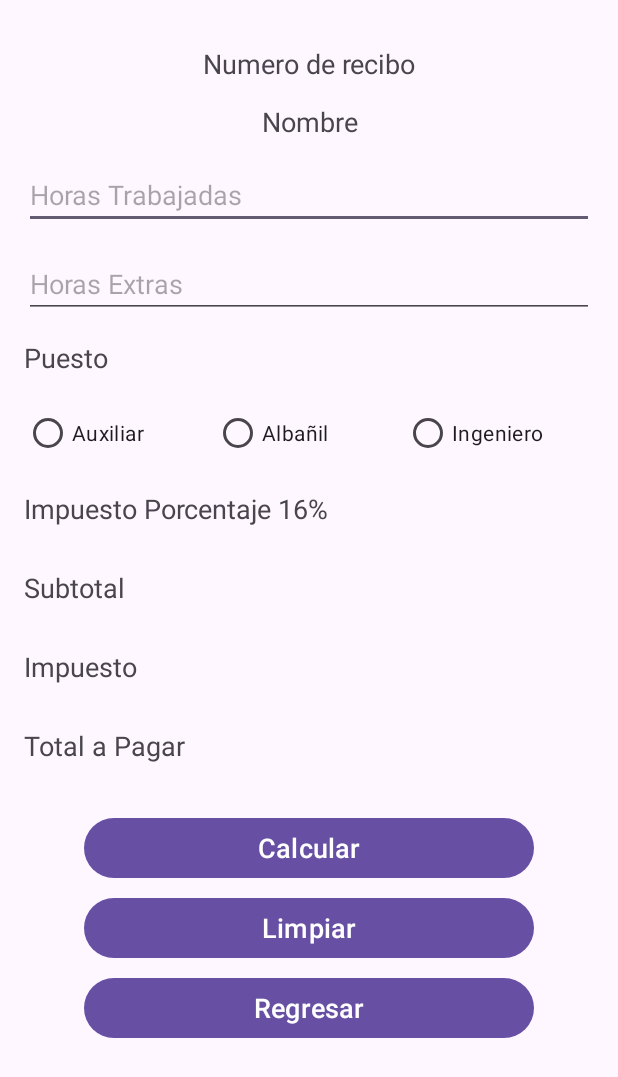
After one commit to INGCapaDev/Nomina-Java, an Android app: the ReciboNominaActivity screen opened directly, with no data from a screen before it, on a phone screen of 412 x 824 dp. The commit adds this screen. Shown: the top 1077 px of the screen. Run offline under Robolectric (Android 15) with nearby library versions, the phone set to English and light mode, and no system bars.

Commit message:
Layout app

```diff
--- a/app/src/main/AndroidManifest.xml
+++ b/app/src/main/AndroidManifest.xml
@@ -13,6 +13,9 @@
         android:theme="@style/Theme.Nomina"
         tools:targetApi="31">
         <activity
+            android:name=".ReciboNominaActivity"
+            android:exported="false" />
+        <activity
             android:name=".MainActivity"
             android:exported="true">
             <intent-filter>
--- /dev/null
+++ b/app/src/main/java/com/example/nomina/ReciboNomina.java
@@ -0,0 +1,4 @@
+package com.example.nomina;
+
+public class ReciboNomina {
+}
--- /dev/null
+++ b/app/src/main/java/com/example/nomina/ReciboNominaActivity.java
@@ -0,0 +1,14 @@
+package com.example.nomina;
+
+import androidx.appcompat.app.AppCompatActivity;
+
+import android.os.Bundle;
+
+public class ReciboNominaActivity extends AppCompatActivity {
+
+    @Override
+    protected void onCreate(Bundle savedInstanceState) {
+        super.onCreate(savedInstanceState);
+        setContentView(R.layout.activity_recibo_nomina);
+    }
+}
--- a/app/src/main/res/layout/activity_main.xml
+++ b/app/src/main/res/layout/activity_main.xml
@@ -1,18 +1,69 @@
 <?xml version="1.0" encoding="utf-8"?>
 <androidx.constraintlayout.widget.ConstraintLayout xmlns:android="http://schemas.android.com/apk/res/android"
-    xmlns:app="http://schemas.android.com/apk/res-auto"
     xmlns:tools="http://schemas.android.com/tools"
     android:layout_width="match_parent"
     android:layout_height="match_parent"
     tools:context=".MainActivity">
 
-    <TextView
-        android:layout_width="wrap_content"
-        android:layout_height="wrap_content"
-        android:text="Hello World!"
-        app:layout_constraintBottom_toBottomOf="parent"
-        app:layout_constraintEnd_toEndOf="parent"
-        app:layout_constraintStart_toStartOf="parent"
-        app:layout_constraintTop_toTopOf="parent" />
+    <LinearLayout
+        android:layout_width="match_parent"
+        android:layout_height="match_parent"
+        android:orientation="vertical"
+        android:padding="16dp">
+
+        <TextView
+            android:layout_width="wrap_content"
+            android:layout_height="wrap_content"
+            android:text="@string/strNomina"
+            android:textSize="24sp"
+            android:layout_marginTop="25dp"
+            android:layout_gravity="center"/>
+
+        <TextView
+            android:layout_width="wrap_content"
+            android:layout_height="wrap_content"
+            android:text="@string/strNombre"
+            android:textSize="18sp"
+            android:layout_marginVertical="20dp"
+            android:layout_gravity="center"/>
+
+        <EditText
+            android:inputType="text"
+            android:id="@+id/txtNombre"
+            android:layout_width="300dp"
+            android:layout_height="wrap_content"
+            android:hint="@string/strNombre"
+            android:layout_gravity="center"
+            android:textAlignment="center"
+            android:autofillHints="name"/>
+
+        <ImageView
+            android:contentDescription="@string/app_name"
+            android:layout_width="300dp"
+            android:layout_height="300dp"
+            android:layout_gravity="center"
+            android:layout_marginVertical="30dp"
+            android:src="@drawable/logo_empresa"/>
+
+        <Button
+            android:id="@+id/btnEntrar"
+            android:layout_width="300dp"
+            android:layout_height="wrap_content"
+            android:layout_marginTop="18dp"
+            android:text="@string/strEntrar"
+            android:textSize="18sp"
+            android:layout_gravity="center"
+            android:layout_marginBottom="5dp"/>
+
+        <Button
+            android:id="@+id/btnSalir"
+            android:layout_width="300dp"
+            android:layout_height="wrap_content"
+            android:text="@string/strRegresar"
+            android:textSize="18sp"
+            android:layout_gravity="center"
+            />
+
+    </LinearLayout>
 
 </androidx.constraintlayout.widget.ConstraintLayout>
--- /dev/null
+++ b/app/src/main/res/layout/activity_recibo_nomina.xml
@@ -0,0 +1,154 @@
+<?xml version="1.0" encoding="utf-8"?>
+<androidx.constraintlayout.widget.ConstraintLayout xmlns:android="http://schemas.android.com/apk/res/android"
+
+    xmlns:tools="http://schemas.android.com/tools"
+    android:layout_width="match_parent"
+    android:layout_height="match_parent"
+    tools:context=".ReciboNominaActivity">
+
+    <LinearLayout
+        android:layout_width="match_parent"
+        android:layout_height="match_parent"
+        android:padding="16dp"
+        android:orientation="vertical">
+
+        <TextView
+            android:id="@+id/lblNumRecibo"
+            android:layout_width="match_parent"
+            android:layout_height="wrap_content"
+            android:textSize="18sp"
+            android:layout_marginVertical="14dp"
+            android:text="@string/strNumeroRecibo"
+            android:textAlignment="center"/>
+
+        <TextView
+            android:id="@+id/lblNombre"
+            android:layout_width="match_parent"
+            android:layout_height="wrap_content"
+            android:textSize="18sp"
+            android:layout_marginBottom="14dp"
+            android:text="@string/strNombre"
+            android:textAlignment="center"/>
+
+        <EditText
+            android:inputType="numberDecimal"
+            android:id="@+id/txtHorasNormal"
+            android:autofillHints=""
+            android:layout_width="match_parent"
+            android:layout_height="wrap_content"
+            android:textSize="18sp"
+            android:layout_marginBottom="14dp"
+            android:hint="@string/strHorasTrabajadas"/>
+
+        <EditText
+            android:inputType="numberDecimal"
+            android:id="@+id/txtHorasExtra"
+            android:autofillHints=""
+            android:layout_width="match_parent"
+            android:layout_height="wrap_content"
+            android:textSize="18sp"
+            android:layout_marginBottom="14dp"
+            android:hint="@string/strHorasExtras"/>
+
+        <TextView
+            android:layout_width="match_parent"
+            android:layout_height="wrap_content"
+            android:text="@string/strPuesto"
+            android:textSize="18sp"
+            android:layout_marginBottom="14dp"/>
+
+        <RadioGroup
+            android:id="@+id/rgPuesto"
+            android:layout_width="match_parent"
+            android:layout_height="wrap_content"
+            android:orientation="horizontal">
+
+            <RadioButton
+                android:id="@+id/rdbPuesto1"
+                android:layout_width="match_parent"
+                android:layout_height="wrap_content"
+                android:text="@string/strAuxiliar"
+                android:layout_weight="1"/>
+
+            <RadioButton
+                android:id="@+id/rdbPuesto2"
+                android:layout_width="match_parent"
+                android:layout_height="wrap_content"
+                android:layout_weight="1"
+                android:text="@string/strAlbanil"/>
+
+            <RadioButton
+                android:id="@+id/rdbPuesto3"
+                android:layout_width="match_parent"
+                android:layout_height="wrap_content"
+                android:layout_weight="1"
+                android:text="@string/strIngeniero"/>
+        </RadioGroup>
+
+        <TextView
+            android:id="@+id/lblImpuestoPor"
+            android:layout_width="match_parent"
+            android:layout_height="wrap_content"
+            android:textSize="18sp"
+            android:layout_marginVertical="14dp"
+            android:text="@string/strImpuestoPor"
+            />
+
+        <TextView
+            android:id="@+id/lblSubtotal"
+            android:layout_width="match_parent"
+            android:layout_height="wrap_content"
+            android:textSize="18sp"
+            android:layout_marginVertical="14dp"
+            android:text="@string/strSubtotal"
+            />
+
+        <TextView
+            android:id="@+id/lblImpuesto"
+            android:layout_width="match_parent"
+            android:layout_height="wrap_content"
+            android:textSize="18sp"
+            android:layout_marginVertical="14dp"
+            android:text="@string/strImpuesto"
+            />
+
+        <TextView
+            android:id="@+id/lblTotal"
+            android:layout_width="match_parent"
+            android:layout_height="wrap_content"
+            android:textSize="18sp"
+            android:layout_marginVertical="14dp"
+            android:text="@string/strTotal"
+            />
+
+        <Button
+            android:id="@+id/btnCalcular"
+            android:layout_width="300dp"
+            android:layout_height="wrap_content"
+            android:layout_marginTop="18dp"
+            android:text="@string/strCalcular"
+            android:textSize="18sp"
+            android:layout_gravity="center"
+            android:layout_marginBottom="5dp"
+            />
+
+        <Button
+            android:id="@+id/btnLimpiar"
+            android:layout_width="300dp"
+            android:layout_height="wrap_content"
+            android:text="@string/strLimpiar"
+            android:textSize="18sp"
+            android:layout_gravity="center"
+            android:layout_marginBottom="5dp"
+            />
+
+        <Button
+            android:id="@+id/btnRegresar"
+            android:layout_width="300dp"
+            android:layout_height="wrap_content"
+            android:text="@string/strRegresar"
+            android:textSize="18sp"
+            android:layout_gravity="center"
+            />
+    </LinearLayout>
+</androidx.constraintlayout.widget.ConstraintLayout>
--- a/app/src/main/res/values/strings.xml
+++ b/app/src/main/res/values/strings.xml
@@ -1,3 +1,21 @@
 <resources>
     <string name="app_name">Nomina</string>
+    <string name="strNumeroRecibo">Numero de recibo</string>
+    <string name="strNombre">Nombre</string>
+    <string name="strHorasTrabajadas">Horas Trabajadas</string>
+    <string name="strHorasExtras">Horas Extras</string>
+    <string name="strPuesto">Puesto</string>
+    <string name="strAuxiliar">Auxiliar</string>
+    <string name="strAlbanil">Albañil</string>
+    <string name="strIngeniero">Ingeniero</string>
+    <string name="strSubtotal">Subtotal</string>
+    <string name="strImpuesto">Impuesto</string>
+    <string name="strTotal">Total a Pagar</string>
+    <string name="strCalcular">Calcular</string>
+    <string name="strLimpiar">Limpiar</string>
+    <string name="strRegresar">Regresar</string>
+    <string name="strImpuestoPor">Impuesto Porcentaje 16%</string>
+    <string name="strNomina">Calculo de pago de nomina</string>
+    <string name="strEntrar">Entrar</string>
+    <string name="strSalir">Salir</string>
 </resources>
```
Also changed, not shown: app/src/main/res/drawable-nodpi/logo_empresa.png (added).
